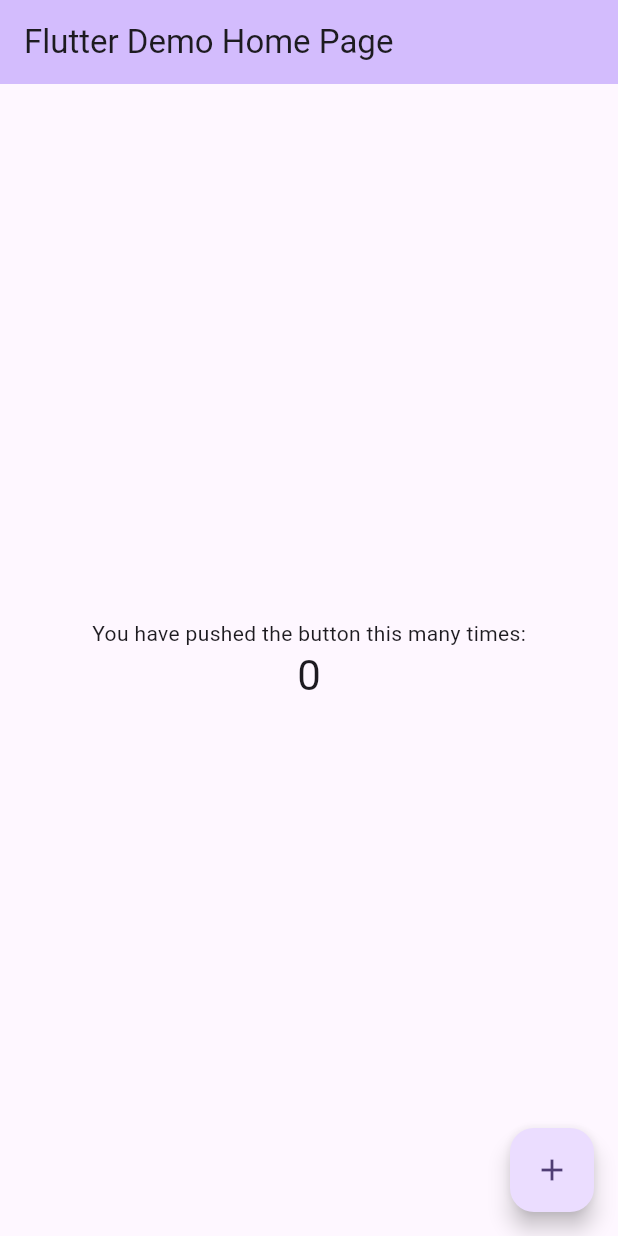
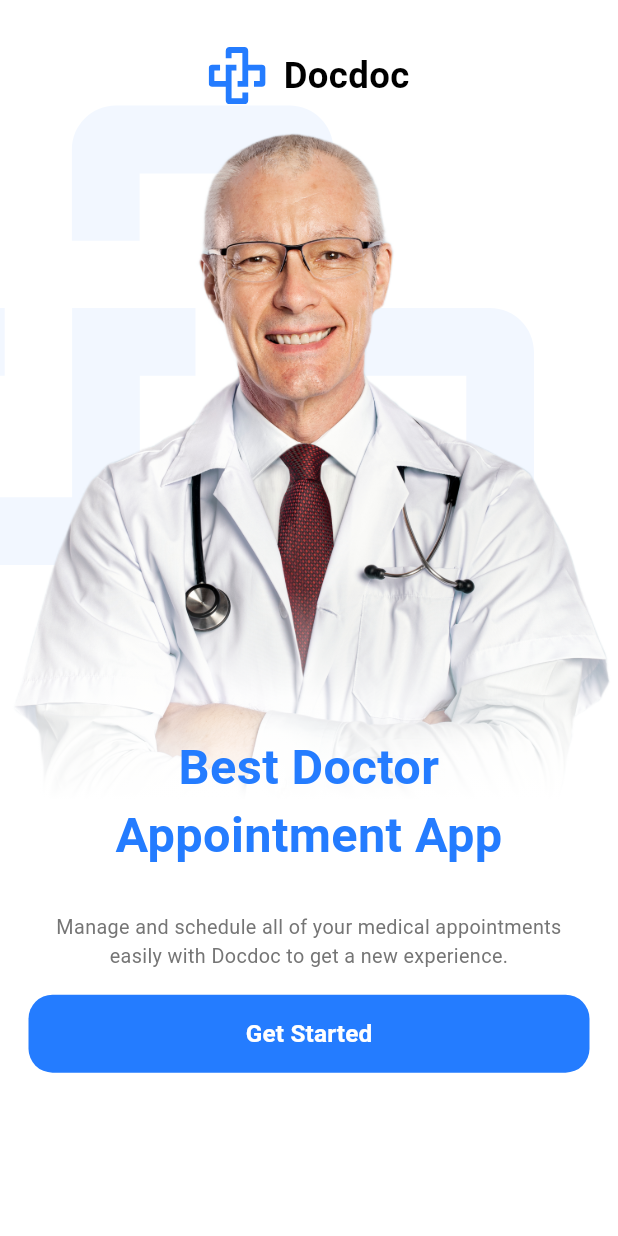
Before and after one commit to MinaVictor1/Doc_Doc-app, a Flutter app: the screen it shows after launch, on a phone screen of 412 x 824 dp. Run offline on Flutter 3.47's test engine with Material 3 defaults, Android fonts, the phone set to English and light mode, and no system bars; our stand-ins replace flutter_screenutil, flutter_svg, go_router.

Commit message:
-added svgs and images -added screen util -use nav go route -added colors & texts -finish onboarding screen

```diff
--- /dev/null
+++ b/devtools_options.yaml
@@ -0,0 +1 @@
+extensions:
--- /dev/null
+++ b/lib/core/helpers/paths.dart
@@ -0,0 +1,5 @@
+class Paths {
+  static const String logoSvg = 'assets/svgs/docdoc_logo.svg';
+  static const String backgroundSvg = 'assets/svgs/docdoc_background.svg';
+  static const String doctorImage = 'assets/pic/doctor.png';
+}
--- /dev/null
+++ b/lib/core/routing/app_router.dart
@@ -0,0 +1,30 @@
+import 'package:flutter_advanced_omar_ahmed/core/routing/routes.dart';
+import 'package:flutter_advanced_omar_ahmed/feature/login/ui/login.dart';
+import 'package:flutter_advanced_omar_ahmed/feature/onboarding/onboarding.dart';
+import 'package:go_router/go_router.dart';
+
+abstract class Approute {
+  static const kHomeview = '/HomePage';
+  // static const kBookDetailsView = '/BookDetailsView';
+  // static const kSearchPage = '/SearchPage';
+  static final router = GoRouter(
+    routes: [
+      GoRoute(
+        path: '/',
+        builder: (context, state) => const OnboardingScreen(),
+      ),
+      GoRoute(
+        path: kHomeview,
+        builder: (context, state) => const LoginScreen(),
+      ),
+      // GoRoute(
+      //   path: kBookDetailsView,
+      //   builder: (context, state) => const BookDetailsView(),
+      // ),
+      // GoRoute(
+      //   path: kSearchPage,
+      //   builder: (context, state) => const SearchPage(),
+      // ),
+    ],
+  );
+}
--- /dev/null
+++ b/lib/core/routing/routes.dart
@@ -0,0 +1,4 @@
+class Routes {
+  static const onBoarding = '/';
+  static const login = "/LoginScreen";
+}
--- /dev/null
+++ b/lib/core/theme/colors.dart
@@ -0,0 +1,6 @@
+import 'package:flutter/material.dart';
+
+class ColorManger {
+  static const Color mainBlue = Color(0xFF247CFF);
+  static const Color gray = Color(0xFF757575);
+}
--- /dev/null
+++ b/lib/core/theme/styles.dart
@@ -0,0 +1,28 @@
+import 'package:flutter/material.dart';
+import 'package:flutter_advanced_omar_ahmed/core/theme/colors.dart';
+import 'package:flutter_screenutil/flutter_screenutil.dart';
+
+class TextStyles {
+  static TextStyle font24Black700Weight = TextStyle(
+    fontSize: 24.sp,
+    fontWeight: FontWeight.w700,
+    color: Colors.black,
+  );
+  static TextStyle font32BlackBold = TextStyle(
+    fontSize: 32.sp,
+    fontWeight: FontWeight.bold,
+    color: ColorManger.mainBlue,
+  );
+
+  static TextStyle font13grayRegular = TextStyle(
+    fontSize: 13.sp,
+    fontWeight: FontWeight.w400,
+    color: ColorManger.gray,
+  );
+
+  static TextStyle font16White600weight = TextStyle(
+    fontSize: 16.sp,
+    fontWeight: FontWeight.w600,
+    color: Colors.white,
+  );
+}
--- /dev/null
+++ b/lib/doc_app.dart
@@ -0,0 +1,24 @@
+import 'package:flutter/material.dart';
+import 'package:flutter_advanced_omar_ahmed/core/routing/app_router.dart';
+import 'package:flutter_advanced_omar_ahmed/core/theme/colors.dart';
+import 'package:flutter_screenutil/flutter_screenutil.dart';
+
+class DocApp extends StatelessWidget {
+  const DocApp({super.key});
+
+  @override
+  Widget build(BuildContext context) {
+    return ScreenUtilInit(
+      designSize: const Size(375, 812),
+      minTextAdapt: true,
+      splitScreenMode: true,
+      child: MaterialApp.router(
+        theme: ThemeData(
+            primaryColor: ColorManger.mainBlue,
+            scaffoldBackgroundColor: Colors.white),
+        debugShowCheckedModeBanner: false,
+        routerConfig: Approute.router,
+      ),
+    );
+  }
+}
--- /dev/null
+++ b/lib/feature/login/ui/login.dart
@@ -0,0 +1,14 @@
+import 'package:flutter/material.dart';
+
+class LoginScreen extends StatelessWidget {
+  const LoginScreen({super.key});
+
+  @override
+  Widget build(BuildContext context) {
+    return Scaffold(
+      appBar: AppBar(
+        title: const Text('Login'),
+      ),
+    );
+  }
+}
--- /dev/null
+++ b/lib/feature/onboarding/onboarding.dart
@@ -0,0 +1,49 @@
+import 'package:flutter/material.dart';
+import 'package:flutter_advanced_omar_ahmed/core/theme/styles.dart';
+import 'package:flutter_advanced_omar_ahmed/feature/onboarding/widgets/getstartedbutton.dart';
+import 'package:flutter_advanced_omar_ahmed/feature/onboarding/widgets/logosection.dart';
+import 'package:flutter_screenutil/flutter_screenutil.dart';
+
+import 'widgets/image_backgrund.dart';
+
+class OnboardingScreen extends StatelessWidget {
+  const OnboardingScreen({super.key});
+
+  @override
+  Widget build(BuildContext context) {
+    return Scaffold(
+      body: SafeArea(
+        child: SingleChildScrollView(
+          child: Padding(
+            padding: EdgeInsets.only(
+              top: 30.h,
+              bottom: 30.h,
+            ),
+            child: Column(
+              children: [
+                const LogoSection(),
+                const ImageBackgroung(),
+                Padding(
+                  padding: const EdgeInsets.symmetric(horizontal: 19),
+                  child: Column(
+                    children: [
+                      Text(
+                        'Manage and schedule all of your medical appointments easily with Docdoc to get a new experience.',
+                        style: TextStyles.font13grayRegular,
+                        textAlign: TextAlign.center,
+                      ),
+                      SizedBox(
+                        height: 16.h,
+                      ),
+                      const GetStartedButton()
+                    ],
+                  ),
+                )
+              ],
+            ),
+          ),
+        ),
+      ),
+    );
+  }
+}
--- /dev/null
+++ b/lib/feature/onboarding/widgets/getstartedbutton.dart
@@ -0,0 +1,29 @@
+import 'package:flutter/material.dart';
+import 'package:flutter_advanced_omar_ahmed/core/routing/app_router.dart';
+import 'package:flutter_advanced_omar_ahmed/core/routing/routes.dart';
+import 'package:flutter_advanced_omar_ahmed/core/theme/styles.dart';
+import 'package:go_router/go_router.dart';
+import '../../../core/theme/colors.dart';
+
+class GetStartedButton extends StatelessWidget {
+  const GetStartedButton({super.key});
+
+  @override
+  Widget build(BuildContext context) {
+    return TextButton(
+      onPressed: () {
+        GoRouter.of(context).push(Approute.kHomeview);
+      },
+      style: const ButtonStyle(
+          backgroundColor: MaterialStatePropertyAll(ColorManger.mainBlue),
+          tapTargetSize: MaterialTapTargetSize.shrinkWrap,
+          minimumSize: MaterialStatePropertyAll(Size(double.infinity, 52)),
+          shape: MaterialStatePropertyAll(RoundedRectangleBorder(
+              borderRadius: BorderRadius.all(Radius.circular(16))))),
+      child: Text(
+        'Get Started',
+        style: TextStyles.font16White600weight,
+      ),
+    );
+  }
+}
--- /dev/null
+++ b/lib/feature/onboarding/widgets/image_backgrund.dart
@@ -0,0 +1,40 @@
+import 'package:flutter/material.dart';
+import 'package:flutter_advanced_omar_ahmed/core/theme/styles.dart';
+import 'package:flutter_svg/flutter_svg.dart';
+import '../../../core/helpers/paths.dart';
+
+class ImageBackgroung extends StatelessWidget {
+  const ImageBackgroung({super.key});
+
+  @override
+  Widget build(BuildContext context) {
+    return Stack(
+      children: [
+        SvgPicture.asset(Paths.backgroundSvg),
+        Container(
+          foregroundDecoration: BoxDecoration(
+            gradient: LinearGradient(
+                colors: [
+                  Colors.white,
+                  Colors.white.withOpacity(0.0),
+                ],
+                begin: Alignment.bottomCenter,
+                end: Alignment.topCenter,
+                stops: const [0.14, 0.4]),
+          ),
+          child: Image.asset(Paths.doctorImage),
+        ),
+        Positioned(
+          bottom: 30,
+          right: 0,
+          left: 0,
+          child: Text(
+            'Best Doctor\nAppointment App',
+            textAlign: TextAlign.center,
+            style: TextStyles.font32BlackBold.copyWith(height: 1.4),
+          ),
+        )
+      ],
+    );
+  }
+}
--- /dev/null
+++ b/lib/feature/onboarding/widgets/logosection.dart
@@ -0,0 +1,26 @@
+import 'package:flutter/material.dart';
+import 'package:flutter_advanced_omar_ahmed/core/helpers/paths.dart';
+import 'package:flutter_advanced_omar_ahmed/core/theme/styles.dart';
+import 'package:flutter_screenutil/flutter_screenutil.dart';
+import 'package:flutter_svg/flutter_svg.dart';
+
+class LogoSection extends StatelessWidget {
+  const LogoSection({super.key});
+
+  @override
+  Widget build(BuildContext context) {
+    return Row(
+      mainAxisAlignment: MainAxisAlignment.center,
+      children: [
+        SvgPicture.asset(Paths.logoSvg),
+        SizedBox(
+          width: 10.w,
+        ),
+        Text(
+          'Docdoc',
+          style: TextStyles.font24Black700Weight,
+        )
+      ],
+    );
+  }
+}
--- a/lib/main.dart
+++ b/lib/main.dart
@@ -1,125 +1,7 @@
 import 'package:flutter/material.dart';
+import 'package:flutter_advanced_omar_ahmed/core/routing/app_router.dart';
+import 'doc_app.dart';
 
 void main() {
-  runApp(const MyApp());
+  runApp(const DocApp());
 }
-
-class MyApp extends StatelessWidget {
-  const MyApp({super.key});
-
-  // This widget is the root of your application.
-  @override
-  Widget build(BuildContext context) {
-    return MaterialApp(
-      title: 'Flutter Demo',
-      theme: ThemeData(
-        // This is the theme of your application.
-        //
-        // TRY THIS: Try running your application with "flutter run". You'll see
-        // the application has a purple toolbar. Then, without quitting the app,
-        // try changing the seedColor in the colorScheme below to Colors.green
-        // and then invoke "hot reload" (save your changes or press the "hot
-        // reload" button in a Flutter-supported IDE, or press "r" if you used
-        // the command line to start the app).
-        //
-        // Notice that the counter didn't reset back to zero; the application
-        // state is not lost during the reload. To reset the state, use hot
-        // restart instead.
-        //
-        // This works for code too, not just values: Most code changes can be
-        // tested with just a hot reload.
-        colorScheme: ColorScheme.fromSeed(seedColor: Colors.deepPurple),
-        useMaterial3: true,
-      ),
-      home: const MyHomePage(title: 'Flutter Demo Home Page'),
-    );
-  }
-}
-
-class MyHomePage extends StatefulWidget {
-  const MyHomePage({super.key, required this.title});
-
-  // This widget is the home page of your application. It is stateful, meaning
-  // that it has a State object (defined below) that contains fields that affect
-  // how it looks.
-
-  // This class is the configuration for the state. It holds the values (in this
-  // case the title) provided by the parent (in this case the App widget) and
-  // used by the build method of the State. Fields in a Widget subclass are
-  // always marked "final".
-
-  final String title;
-
-  @override
-  State<MyHomePage> createState() => _MyHomePageState();
-}
-
-class _MyHomePageState extends State<MyHomePage> {
-  int _counter = 0;
-
-  void _incrementCounter() {
-    setState(() {
-      // This call to setState tells the Flutter framework that something has
-      // changed in this State, which causes it to rerun the build method below
-      // so that the display can reflect the updated values. If we changed
-      // _counter without calling setState(), then the build method would not be
-      // called again, and so nothing would appear to happen.
-      _counter++;
-    });
-  }
-
-  @override
-  Widget build(BuildContext context) {
-    // This method is rerun every time setState is called, for instance as done
-    // by the _incrementCounter method above.
-    //
-    // The Flutter framework has been optimized to make rerunning build methods
-    // fast, so that you can just rebuild anything that needs updating rather
-    // than having to individually change instances of widgets.
-    return Scaffold(
-      appBar: AppBar(
-        // TRY THIS: Try changing the color here to a specific color (to
-        // Colors.amber, perhaps?) and trigger a hot reload to see the AppBar
-        // change color while the other colors stay the same.
-        backgroundColor: Theme.of(context).colorScheme.inversePrimary,
-        // Here we take the value from the MyHomePage object that was created by
-        // the App.build method, and use it to set our appbar title.
-        title: Text(widget.title),
-      ),
-      body: Center(
-        // Center is a layout widget. It takes a single child and positions it
-        // in the middle of the parent.
-        child: Column(
-          // Column is also a layout widget. It takes a list of children and
-          // arranges them vertically. By default, it sizes itself to fit its
-          // children horizontally, and tries to be as tall as its parent.
-          //
-          // Column has various properties to control how it sizes itself and
-          // how it positions its children. Here we use mainAxisAlignment to
-          // center the children vertically; the main axis here is the vertical
-          // axis because Columns are vertical (the cross axis would be
-          // horizontal).
-          //
-          // TRY THIS: Invoke "debug painting" (choose the "Toggle Debug Paint"
-          // action in the IDE, or press "p" in the console), to see the
-          // wireframe for each widget.
-          mainAxisAlignment: MainAxisAlignment.center,
-          children: <Widget>[
-            const Text(
-              'You have pushed the button this many times:',
-            ),
-            Text(
-              '$_counter',
-              style: Theme.of(context).textTheme.headlineMedium,
-            ),
-          ],
-        ),
-      ),
-      floatingActionButton: FloatingActionButton(
-        onPressed: _incrementCounter,
-        tooltip: 'Increment',
-        child: const Icon(Icons.add),
-      ), // This trailing comma makes auto-formatting nicer for build methods.
-    );
-  }
-}
```
Also changed, not shown: pubspec.yaml (+18 -15 lines), assets/pic/doctor.png (added), assets/svgs/docdoc_background.svg (added), assets/svgs/docdoc_logo.svg (added), pubspec.lock, 1 other file.
